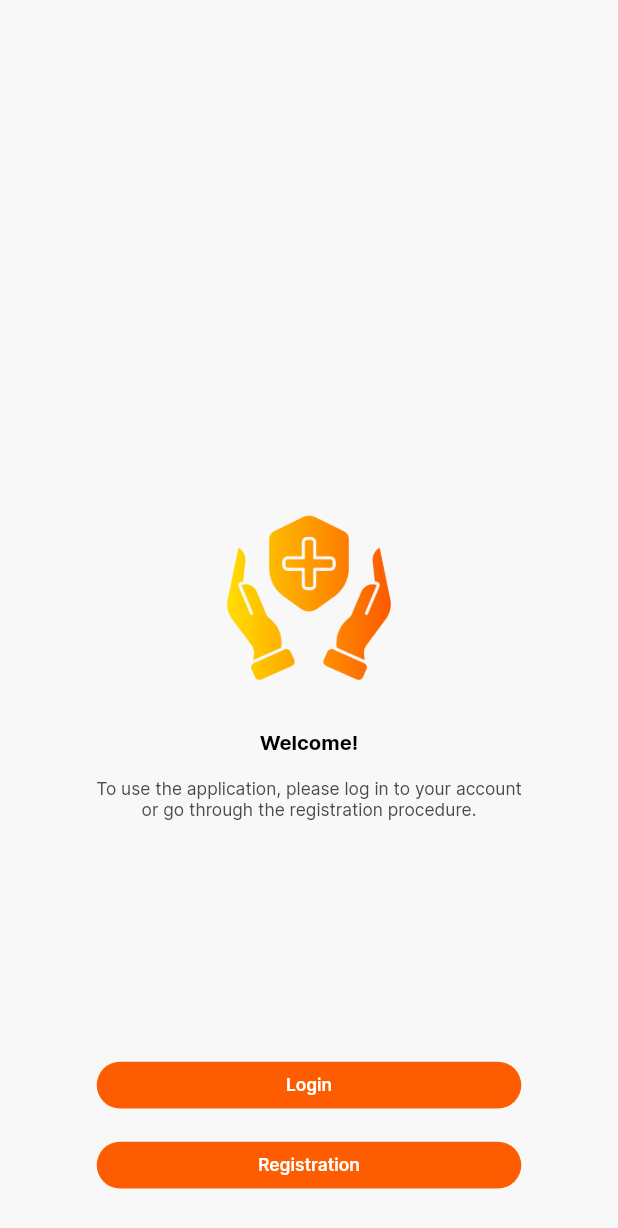
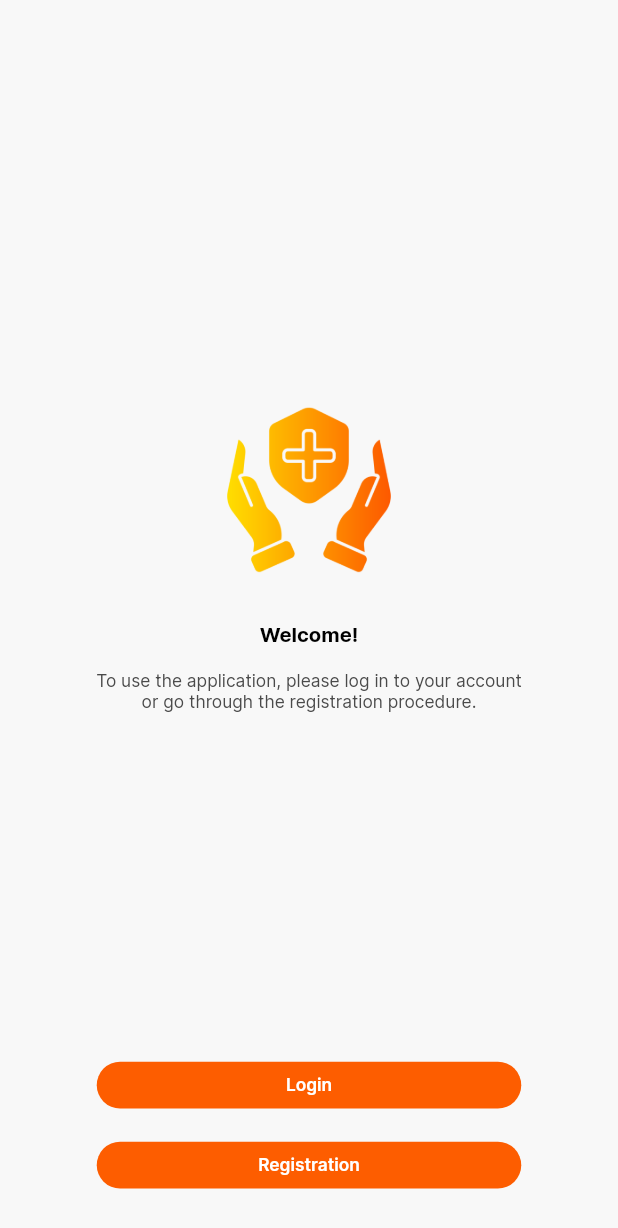
Before and after one commit to Lokki16/insurance_company_automation, a Flutter app: the screen it shows after launch, on a phone screen of 412 x 824 dp. Shown: the top 1228 px of the screen. Run offline on Flutter 3.47's test engine with Material 2 defaults, Android fonts, the phone set to English and light mode, and no system bars; our stand-ins replace cached_network_image, equatable, flutter_screenutil, flutter_svg, formz, get.

Commit message:
Update welcome_page.dart

```diff
--- a/lib/presentation/pages/welcome/welcome_page.dart
+++ b/lib/presentation/pages/welcome/welcome_page.dart
@@ -39,7 +39,11 @@ class _Child extends StatelessWidget {
 
   @override
   Widget build(BuildContext context) {
-    return Center(
+    return SizedBox(
+      height: MediaQuery.of(context).size.height -
+          ThemeSizeStyle.appBarHeight -
+          ThemeSizeStyle.footerHeight,
+      child: Center(
         child: Column(
           mainAxisAlignment: MainAxisAlignment.center,
           children: [
@@ -58,6 +62,7 @@ class _Child extends StatelessWidget {
             ),
           ],
         ),
+      ),
     );
   }
 }
```
Lines whose indentation alone changed are shown as unchanged.
